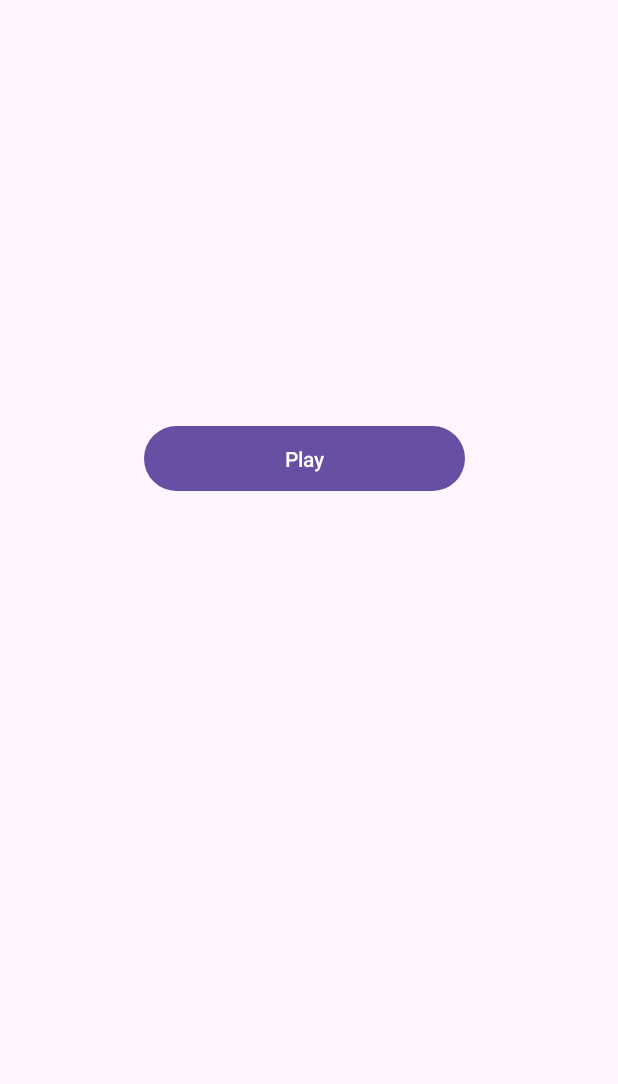
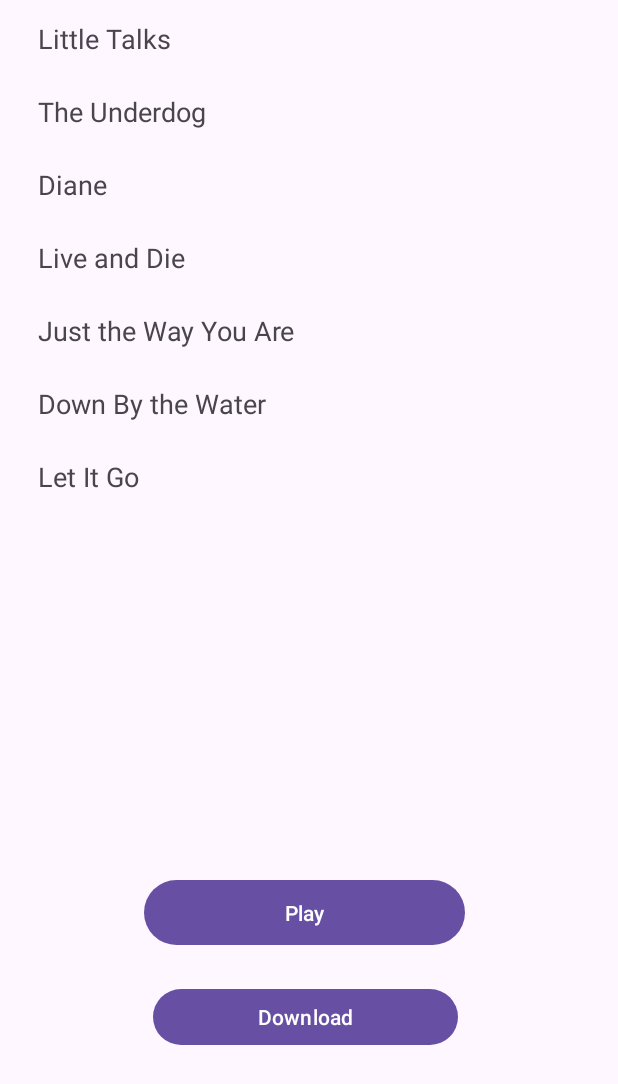
Before and after one commit to vedanshk/MusicMachine, an Android app: the screen it shows after launch (MainActivity), on a phone screen of 412 x 824 dp. Shown: the top 1084 px of the screen. Run offline under Robolectric (Android 15) with nearby library versions, the phone set to English and light mode, and no system bars; 1 statement that could not run was skipped.

Commit message:
added playist adapter and model song

```diff
--- a/app/src/main/java/com/example/musicmachine/MainActivity.java
+++ b/app/src/main/java/com/example/musicmachine/MainActivity.java
@@ -1,6 +1,9 @@
 package com.example.musicmachine;
 
+import androidx.annotation.Nullable;
 import androidx.appcompat.app.AppCompatActivity;
+import androidx.recyclerview.widget.LinearLayoutManager;
+import androidx.recyclerview.widget.RecyclerView;
 
 import android.content.ComponentName;
 import android.content.Context;
@@ -15,14 +18,20 @@ import android.util.Log;
 import android.widget.Button;
 import android.widget.Toast;
 
+import com.example.musicmachine.adapters.PlaylistAdapter;
+
+import java.util.Arrays;
+
 public class MainActivity extends AppCompatActivity {
 
 
     private static final String TAG = "MainActivity";
     public static final String KEY_SONG = "KEY_SONG";
+    public static final String SONG_TITLE = "SONG_TITLE";
+    private RecyclerView recyclerView;
     private boolean Bound = false;
     private Messenger mServiceMessager;
-    private Messenger mActivityMessager  = new Messenger(new ActivityHandler(this));
+    private final Messenger mActivityMessager  = new Messenger(new ActivityHandler(this));
     private final ServiceConnection serviceConnection = new ServiceConnection() {
         @Override
         public void onServiceConnected(ComponentName name, IBinder binder) {
@@ -47,15 +56,19 @@ public class MainActivity extends AppCompatActivity {
             Bound =  false;
         }
     };
-    Button playButton;
+    Button playButton , btnDownload;
     @Override
     protected void onCreate(Bundle savedInstanceState) {
         super.onCreate(savedInstanceState);
         setContentView(R.layout.activity_main);
 
-
+        recyclerView =  findViewById(R.id.recyclerView);
 
         playButton =  findViewById(R.id.play);
+
+        PlaylistAdapter adapter = new PlaylistAdapter(Playlist.songs, this);
+        recyclerView.setAdapter(adapter);
+        recyclerView.setLayoutManager(new LinearLayoutManager(this));
 
         playButton.setOnClickListener(v->{
 
@@ -73,6 +86,18 @@ public class MainActivity extends AppCompatActivity {
             }
 
         });
+
+        btnDownload = findViewById(R.id.btnDownload);
+        btnDownload.setOnClickListener( v->{
+                testIntents("GRADLE GRADLE GRADLE");
+        });
+    }
+
+    private void testIntents(String title) {
+
+        Intent intent = new Intent(this , DetailsActivity.class);
+        intent.putExtra(SONG_TITLE, title);
+        startActivityForResult(intent , 101);
     }
 
     public void changePlayText(String text){
@@ -95,4 +120,13 @@ public class MainActivity extends AppCompatActivity {
         }
 
     }
+
+    @Override
+    protected void onActivityResult(int requestCode, int resultCode, @Nullable Intent data) {
+        super.onActivityResult(requestCode, resultCode, data);
+        if (resultCode == 101) {
+            assert data != null;
+            Toast.makeText(this, data.getBooleanExtra(DetailsActivity.FAVORITE_SONG , false) + "", Toast.LENGTH_SHORT).show();
+        }
+    }
 }
--- a/app/src/main/java/com/example/musicmachine/PlayerService.java
+++ b/app/src/main/java/com/example/musicmachine/PlayerService.java
@@ -1,5 +1,6 @@
 package com.example.musicmachine;
 
+import android.app.Notification;
 import android.app.Service;
 import android.content.Intent;
 import android.media.MediaPlayer;
@@ -23,6 +24,8 @@ public class PlayerService extends Service {
         return mMessenger.getBinder();
     }
 
+
+
     @Override
     public void onCreate() {
         Log.d(TAG, "onCreate: started");
@@ -33,8 +36,10 @@ public class PlayerService extends Service {
 
     @Override
     public int onStartCommand(Intent intent, int flags, int startId) {
+
         mPlayer.setOnCompletionListener( v->{
             stopSelf();
+
         });
         return Service.START_NOT_STICKY;
     }
--- a/app/src/main/java/com/example/musicmachine/Playlist.java
+++ b/app/src/main/java/com/example/musicmachine/Playlist.java
@@ -1,5 +1,15 @@
 package com.example.musicmachine;
 
+import com.example.musicmachine.models.Song;
+
 public class Playlist {
-    public static  String[] songs = {"My Favorite Song1 " , "Dance on Floor" , "Senorita" , "RandomSong"};
+    public static Song[] songs = {
+            new Song(1, "Little Talks", 180, "Of Monsters and Men", "Label1", 2012, 100, false),
+            new Song(2, "The Underdog", 190, "Spoon", "Label2", 2005, 101, false),
+            new Song(3, "Diane", 200, "Guster", "Label3", 2002, 102, false),
+            new Song(4, "Live and Die", 210, "The Avett Brothers", "Label4", 2013, 103, false),
+            new Song(5, "Just the Way You Are", 220, "Billy Joel", "Label5", 1987, 104, false),
+            new Song(6, "Down By the Water", 230, "The Decemberists", "Label6", 2013, 105, false),
+            new Song(7, "Let It Go", 240, "Idina Menzel", "Disney", 2014, 106, false)
+    };
 }
--- /dev/null
+++ b/app/src/main/java/com/example/musicmachine/adapters/PlaylistAdapter.java
@@ -0,0 +1,69 @@
+package com.example.musicmachine.adapters;
+
+import android.content.Context;
+import android.view.LayoutInflater;
+import android.view.View;
+import android.view.ViewGroup;
+import android.widget.ImageView;
+import android.widget.TextView;
+
+import androidx.annotation.NonNull;
+import androidx.recyclerview.widget.RecyclerView;
+
+import com.example.musicmachine.R;
+import com.example.musicmachine.models.Song;
+
+public class PlaylistAdapter extends RecyclerView.Adapter<PlaylistAdapter.SongViewHolder> {
+
+    private final Song[] mSongs;
+    private final Context mContext;
+
+    public PlaylistAdapter(Song[] mSongs, Context mContext) {
+        this.mSongs = mSongs;
+        this.mContext = mContext;
+    }
+
+    @NonNull
+    @Override
+    public SongViewHolder onCreateViewHolder(@NonNull ViewGroup parent, int viewType) {
+        View view = LayoutInflater.from(mContext).inflate(R.layout.list_item_song , parent , false);
+
+        return new SongViewHolder(view);
+    }
+
+    @Override
+    public void onBindViewHolder(@NonNull SongViewHolder holder, int position) {
+        holder.bindSong(mSongs[position]);
+
+
+    }
+
+    @Override
+    public int getItemCount() {
+        return mSongs.length;
+    }
+
+    public static class SongViewHolder extends RecyclerView.ViewHolder{
+
+        private final ImageView imageView;
+        private final TextView textView;
+
+
+
+        public SongViewHolder(@NonNull View itemView) {
+            super(itemView);
+            imageView = itemView.findViewById(R.id.favIcon);
+            textView = itemView.findViewById(R.id.songTitleLabel);
+        }
+
+        public void bindSong(Song song) {
+            textView.setText(song.getTitle());
+            if (song.isFavorite()) {
+                imageView.setVisibility(View.VISIBLE);
+            }
+            else {
+                imageView.setVisibility(View.INVISIBLE);
+            }
+        }
+    }
+}
--- /dev/null
+++ b/app/src/main/java/com/example/musicmachine/models/Song.java
@@ -0,0 +1,146 @@
+package com.example.musicmachine.models;
+
+import android.os.Parcel;
+import android.os.Parcelable;
+
+import androidx.annotation.NonNull;
+
+public class Song implements Parcelable {
+
+    private long mId;
+    private String mTitle;
+    private int mDuration;
+    private String mArtist;
+    private String mLabel;
+    private int mYearReleased;
+    private long mAlbumId;
+    private boolean mIsFavorite;
+
+    public Song(long id, String title, int duration, String artist, String label,
+                int yearReleased, long albumId, boolean isFavorite) {
+        setId(id);
+        setTitle(title);
+        setDuration(duration);
+        setArtist(artist);
+        setLabel(label);
+        setYearReleased(yearReleased);
+        setAlbumId(albumId);
+        setIsFavorite(isFavorite);
+    }
+
+    public long getId() {
+        return mId;
+    }
+
+    public void setId(long id) {
+        mId = id;
+    }
+
+    public String getTitle() {
+        return mTitle;
+    }
+
+    public void setTitle(String title) {
+        mTitle = title;
+    }
+
+    public int getDuration() {
+        return mDuration;
+    }
+
+    public void setDuration(int duration) {
+        mDuration = duration;
+    }
+
+    public String getArtist() {
+        return mArtist;
+    }
+
+    public void setArtist(String artist) {
+        mArtist = artist;
+    }
+
+    public String getLabel() {
+        return mLabel;
+    }
+
+    public void setLabel(String label) {
+        mLabel = label;
+    }
+
+    public int getYearReleased() {
+        return mYearReleased;
+    }
+
+    public void setYearReleased(int yearReleased) {
+        mYearReleased = yearReleased;
+    }
+
+    public long getAlbumId() {
+        return mAlbumId;
+    }
+
+    public void setAlbumId(long albumId) {
+        mAlbumId = albumId;
+    }
+
+    public boolean isFavorite() {
+        return mIsFavorite;
+    }
+
+    public void setIsFavorite(boolean isFavorite) {
+        mIsFavorite = isFavorite;
+    }
+
+    @NonNull
+    public String toString() {
+        return "ID: " + mId + "\n" +
+                "Title: " + mTitle + "\n" +
+                "Duration: " + mDuration + "\n" +
+                "Artist: " + mArtist + "\n" +
+                "Label: " + mLabel + "\n" +
+                "Year Released: " + mYearReleased + "\n" +
+                "Album ID: " + mAlbumId + "\n" +
+                "Favorite?: " + mIsFavorite;
+    }
+
+    @Override
+    public int describeContents() {
+        return 0; // ignore
+    }
+
+    @Override
+    public void writeToParcel(Parcel dest, int flags) {
+        dest.writeLong(mId);
+        dest.writeString(mTitle);
+        dest.writeInt(mDuration);
+        dest.writeString(mArtist);
+        dest.writeString(mLabel);
+        dest.writeInt(mYearReleased);
+        dest.writeLong(mAlbumId);
+        dest.writeInt(mIsFavorite ? 1 : 0);
+    }
+
+    private Song(Parcel in) {
+        mId = in.readLong();
+        mTitle = in.readString();
+        mDuration = in.readInt();
+        mArtist = in.readString();
+        mLabel = in.readString();
+        mYearReleased = in.readInt();
+        mAlbumId = in.readLong();
+        mIsFavorite = in.readInt() != 0;
+    }
+
+    public static final Creator<Song> CREATOR = new Creator<Song>() {
+        @Override
+        public Song createFromParcel(Parcel source) {
+            return new Song(source);
+        }
+
+        @Override
+        public Song[] newArray(int size) {
+            return new Song[size];
+        }
+    };
+}
--- /dev/null
+++ b/app/src/main/res/drawable-anydpi/ic_favorite_heart.xml
@@ -0,0 +1,11 @@
+<vector xmlns:android="http://schemas.android.com/apk/res/android"
+    android:width="24dp"
+    android:height="24dp"
+    android:viewportWidth="24"
+    android:viewportHeight="24"
+    android:tint="#333333"
+    android:alpha="0.6">
+  <path
+      android:fillColor="@android:color/white"
+      android:pathData="M16.5,3c-0.96,0 -1.9,0.25 -2.73,0.69L12,9h3l-3,10l1,-9h-3l1.54,-5.39C10.47,3.61 9.01,3 7.5,3C4.42,3 2,5.42 2,8.5c0,4.13 4.16,7.18 10,12.5c5.47,-4.94 10,-8.26 10,-12.5C22,5.42 19.58,3 16.5,3z"/>
+</vector>
--- a/app/src/main/res/layout/activity_main.xml
+++ b/app/src/main/res/layout/activity_main.xml
@@ -11,8 +11,30 @@
         android:layout_width="214dp"
         android:layout_height="51dp"
         android:layout_marginStart="96dp"
-        android:layout_marginTop="280dp"
+        android:layout_marginTop="32dp"
         android:text="Play"
+        app:layout_constraintStart_toStartOf="parent"
+        app:layout_constraintTop_toBottomOf="@+id/recyclerView" />
+
+    <Button
+        android:id="@+id/btnDownload"
+        android:layout_width="203dp"
+        android:layout_height="45dp"
+        android:layout_marginTop="21dp"
+        android:text="Download"
+        app:layout_constraintEnd_toEndOf="@+id/play"
+        app:layout_constraintHorizontal_bias="0.586"
+        app:layout_constraintStart_toStartOf="@+id/play"
+        app:layout_constraintTop_toBottomOf="@+id/play" />
+
+    <androidx.recyclerview.widget.RecyclerView
+        android:id="@+id/recyclerView"
+        android:layout_width="407dp"
+        android:layout_height="549dp"
+        android:layout_marginStart="1dp"
+        android:layout_marginTop="1dp"
+        android:layout_marginEnd="3dp"
+        app:layout_constraintEnd_toEndOf="parent"
         app:layout_constraintStart_toStartOf="parent"
         app:layout_constraintTop_toTopOf="parent" />
 
--- /dev/null
+++ b/app/src/main/res/layout/list_item_song.xml
@@ -0,0 +1,29 @@
+<?xml version="1.0" encoding="utf-8"?>
+<RelativeLayout xmlns:android="http://schemas.android.com/apk/res/android"
+    android:layout_width="match_parent"
+    android:layout_height="wrap_content"
+    xmlns:tools="http://schemas.android.com/tools"
+    android:paddingTop="12dp"
+    android:paddingBottom="12dp"
+    android:paddingLeft="24dp"
+    android:paddingRight="24dp">
+
+    <ImageView
+        android:layout_width="24dp"
+        android:layout_height="24dp"
+        android:id="@+id/favIcon"
+        android:layout_alignParentEnd="true"
+        android:layout_centerVertical="true"
+        android:src="@drawable/ic_favorite_heart"
+        android:visibility="invisible"/>
+
+    <TextView
+        android:layout_width="wrap_content"
+        android:layout_height="wrap_content"
+        android:textAppearance="?android:attr/textAppearanceMedium"
+        tools:text="Sample Title"
+        android:id="@+id/songTitleLabel"
+        android:layout_alignParentStart="true"
+        android:layout_centerVertical="true"
+        android:layout_toStartOf="@id/favIcon"/>
+</RelativeLayout>
```
Also changed, not shown: app/src/main/AndroidManifest.xml (+10 -2 lines), app/src/main/java/com/example/musicmachine/DetailsActivity.java (added, +33 -0 lines), app/src/main/res/layout/activity_details.xml (added, +20 -0 lines), app/src/main/res/drawable-hdpi/ic_favorite_heart.png (added), app/src/main/res/drawable-mdpi/ic_favorite_heart.png (added), app/src/main/res/drawable-xhdpi/ic_favorite_heart.png (added), app/src/main/res/drawable-xxhdpi/ic_favorite_heart.png (added).
